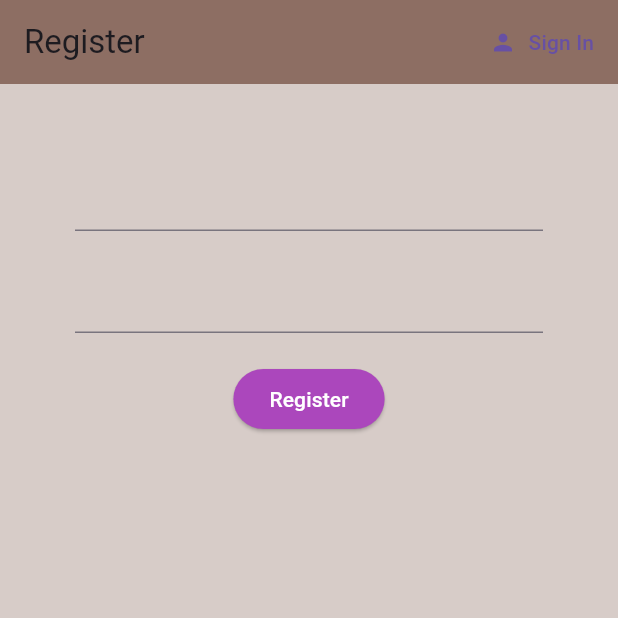
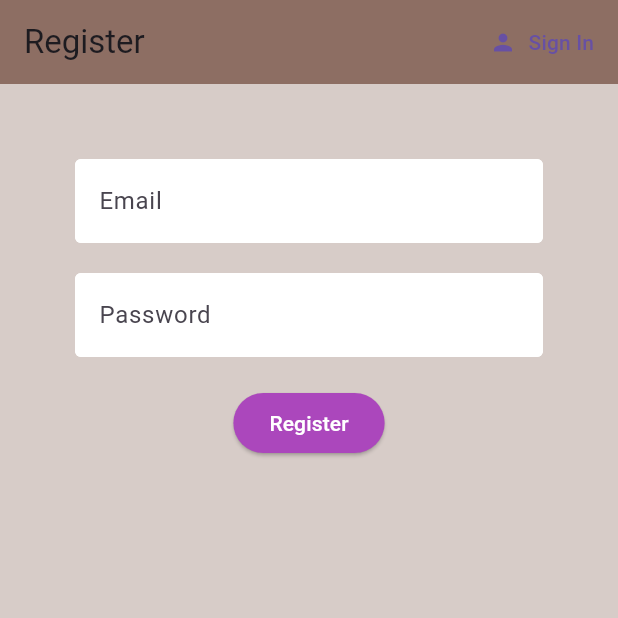
Before and after one commit to Jangle-Parth/Brew-Crew, a Flutter app: the screen it shows after launch, after a tap on "Sign In", after a tap on "Register", on a phone screen of 412 x 824 dp, the top half of it. Run offline on Flutter 3.47's test engine with Material 3 defaults, Android fonts, the phone set to English and light mode, and no system bars; our stand-ins replace firebase_auth, firebase_core; accounts and stored records are empty.

Commit message:
Text Input Decoration

```diff
--- a/lib/screens/authenticate/authenticate.dart
+++ b/lib/screens/authenticate/authenticate.dart
@@ -1,5 +1,5 @@
 import 'package:brewcrew/screens/authenticate/register.dart';
-import 'package:brewcrew/screens/authenticate/sing_in.dart';
+import 'package:brewcrew/screens/authenticate/sign_in.dart';
 import 'package:flutter/material.dart';
 
 class Authenticate extends StatefulWidget {
--- a/lib/screens/authenticate/register.dart
+++ b/lib/screens/authenticate/register.dart
@@ -1,4 +1,5 @@
 import 'package:brewcrew/services/auth.dart';
+import 'package:brewcrew/shared/constants.dart';
 import 'package:flutter/material.dart';
 
 class Register extends StatefulWidget {
@@ -42,6 +43,7 @@ class _RegisterState extends State<Register> {
                 height: 30,
               ),
               TextFormField(
+                decoration: textInputDecoration.copyWith(hintText: 'Email'),
                 validator: (val) => val!.isEmpty ? 'Enter an Email' : null,
                 onChanged: (val) {
                   setState(() {
@@ -53,6 +55,7 @@ class _RegisterState extends State<Register> {
                 height: 20,
               ),
               TextFormField(
+                decoration: textInputDecoration.copyWith(hintText: 'Password'),
                 validator: (val) =>
                     val!.length < 6 ? 'Enter a password 6+ chars' : null,
                 obscureText: true,
@@ -83,7 +86,11 @@ class _RegisterState extends State<Register> {
                   'Register',
                   style: TextStyle(color: Colors.white),
                 ),
-              )
+              ),
+              const SizedBox(
+                height: 12,
+              ),
+              Text(error),
             ]),
           )),
     );
--- a/lib/screens/authenticate/sing_in.dart
+++ b/lib/screens/authenticate/sign_in.dart
@@ -1,4 +1,5 @@
 import 'package:brewcrew/services/auth.dart';
+import 'package:brewcrew/shared/constants.dart';
 import 'package:flutter/material.dart';
 
 class SignIn extends StatefulWidget {
@@ -43,6 +44,7 @@ class _SignInState extends State<SignIn> {
                 height: 30,
               ),
               TextFormField(
+                decoration: textInputDecoration.copyWith(hintText: 'Email'),
                 validator: (val) => val!.isEmpty ? 'Enter an Email' : null,
                 onChanged: (val) {
                   setState(() {
@@ -54,6 +56,7 @@ class _SignInState extends State<SignIn> {
                 height: 20,
               ),
               TextFormField(
+                decoration: textInputDecoration.copyWith(hintText: 'Password'),
                 validator: (val) =>
                     val!.length < 6 ? 'Enter a password 6+ chars' : null,
                 obscureText: true,
--- /dev/null
+++ b/lib/shared/constants.dart
@@ -0,0 +1,12 @@
+import 'package:flutter/material.dart';
+
+const textInputDecoration = InputDecoration(
+  fillColor: Colors.white,
+  filled: true,
+  enabledBorder: OutlineInputBorder(
+    borderSide: BorderSide(color: Colors.white, width: 2),
+  ),
+  focusedBorder: OutlineInputBorder(
+    borderSide: BorderSide(color: Colors.purple, width: 2),
+  ),
+);
```
